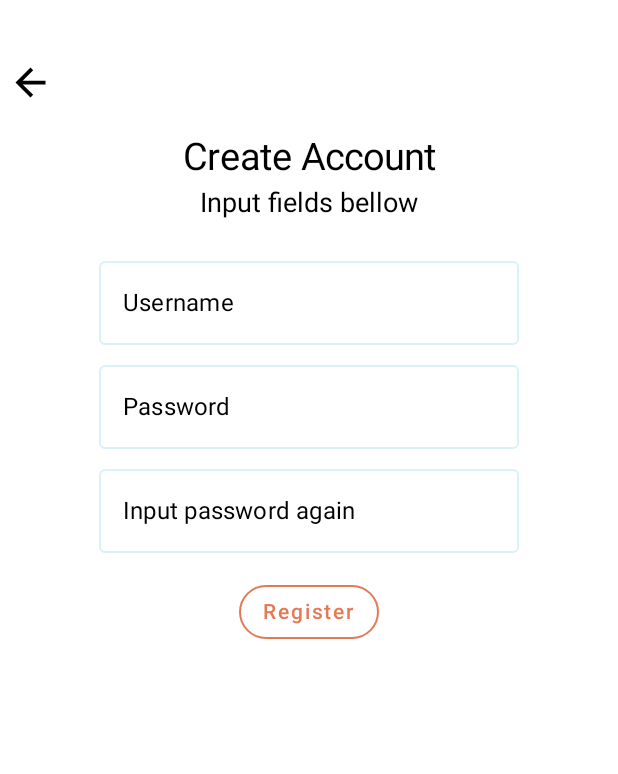
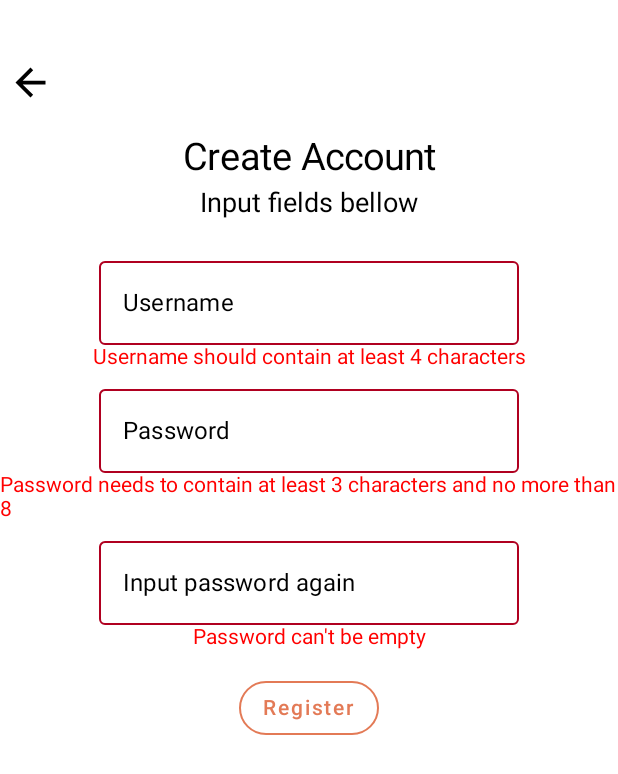
Before and after one commit to zvonacusbrle/FitnessClientTracker, an Android app built with Jetpack Compose: the RegisterUser screen opened through its navigation route, after a tap on "Register", on a phone screen of 412 x 824 dp. Shown: the top 774 px of the screen. Run offline under Robolectric (Android 15) with nearby library versions, the phone set to English and light mode, and no system bars; our stand-ins replace Dagger/Hilt's generated code.

Commit message:
Delete my custom text field to improve flow and show errors easier and also move features to register_feature package

```diff
--- a/app/src/main/java/android/tvz/hr/fitnessclienttracker/onboarding/SplashFragment.kt
+++ b/app/src/main/java/android/tvz/hr/fitnessclienttracker/onboarding/SplashFragment.kt
@@ -28,7 +28,6 @@ import androidx.compose.ui.platform.ComposeView
 import androidx.compose.ui.res.painterResource
 import androidx.fragment.app.Fragment
 import androidx.navigation.fragment.findNavController
-import kotlinx.coroutines.delay
 
 class SplashFragment : Fragment() {
 
--- a/app/src/main/java/android/tvz/hr/fitnessclienttracker/onboarding/screens/ThirdScreenFragment.kt
+++ b/app/src/main/java/android/tvz/hr/fitnessclienttracker/onboarding/screens/ThirdScreenFragment.kt
@@ -3,7 +3,6 @@ package android.tvz.hr.fitnessclienttracker.onboarding.screens
 import android.content.Context
 import android.os.Bundle
 import android.tvz.hr.fitnessclienttracker.R
-import android.tvz.hr.fitnessclienttracker.onboarding.ViewPagerFragment
 import android.tvz.hr.fitnessclienttracker.onboarding.screens.components.FINISHED
 import android.tvz.hr.fitnessclienttracker.onboarding.screens.components.FinishDialog
 import android.tvz.hr.fitnessclienttracker.onboarding.screens.components.ONBOARDING
--- a/app/src/main/java/android/tvz/hr/fitnessclienttracker/onboarding/screens/components/FinishDialog.kt
+++ b/app/src/main/java/android/tvz/hr/fitnessclienttracker/onboarding/screens/components/FinishDialog.kt
@@ -1,6 +1,5 @@
 package android.tvz.hr.fitnessclienttracker.onboarding.screens.components
 
-import android.content.Context
 import android.tvz.hr.fitnessclienttracker.R
 import android.tvz.hr.fitnessclienttracker.onboarding.screens.ThirdScreenFragment
 import androidx.compose.foundation.Image
--- /dev/null
+++ b/app/src/main/java/android/tvz/hr/fitnessclienttracker/register_feature/presentation/RegisterUser.kt
@@ -0,0 +1,198 @@
+package android.tvz.hr.fitnessclienttracker.register_feature.presentation
+
+import android.annotation.SuppressLint
+import android.os.Bundle
+import android.tvz.hr.fitnessclienttracker.R
+import android.view.LayoutInflater
+import android.view.View
+import android.view.ViewGroup
+import android.widget.Toast
+import androidx.compose.foundation.*
+import androidx.compose.foundation.layout.*
+import androidx.compose.foundation.shape.RoundedCornerShape
+import androidx.compose.foundation.text.KeyboardOptions
+import androidx.compose.material.*
+import androidx.compose.runtime.*
+import androidx.compose.ui.Alignment
+import androidx.compose.ui.Modifier
+import androidx.compose.ui.graphics.Color
+import androidx.compose.ui.platform.ComposeView
+import androidx.compose.ui.platform.LocalContext
+import androidx.compose.ui.res.colorResource
+import androidx.compose.ui.res.painterResource
+import androidx.compose.ui.res.stringResource
+import androidx.compose.ui.text.input.KeyboardType
+import androidx.compose.ui.text.input.PasswordVisualTransformation
+import androidx.compose.ui.text.input.VisualTransformation
+import androidx.compose.ui.tooling.preview.Preview
+import androidx.compose.ui.unit.dp
+import androidx.compose.ui.unit.sp
+import androidx.fragment.app.Fragment
+import androidx.fragment.app.viewModels
+import dagger.hilt.android.AndroidEntryPoint
+
+@AndroidEntryPoint
+class RegisterUser : Fragment() {
+    private val viewModel: RegistrationViewModel by viewModels()
+
+
+    @SuppressLint("InflateParams")
+    override fun onCreateView(
+        inflater: LayoutInflater, container: ViewGroup?, savedInstanceState: Bundle?
+    ): View {
+
+        return ComposeView(requireContext()).apply {
+            setContent {
+                RegisterScreen(viewModel)
+                RegisterScreenPreview()
+            }
+        }
+    }
+}
+
+@Composable
+fun RegisterScreen(viewModel: RegistrationViewModel) {
+    val state = viewModel.state
+    val myContext = LocalContext.current
+    LaunchedEffect(key1 = myContext) {
+        viewModel.validationEvent.collect { event ->
+            when (event) {
+                is ValidateEvent.Success -> {
+                    Toast.makeText(
+                        myContext,
+                        myContext.getText(R.string.registration_user_success),
+                        Toast.LENGTH_LONG
+                    ).show()
+                }
+            }
+
+        }
+    }
+    Column(
+        verticalArrangement = Arrangement.Top,
+        horizontalAlignment = Alignment.CenterHorizontally,
+        modifier = Modifier
+            .verticalScroll(rememberScrollState())
+            .fillMaxSize()
+    ) {
+        Spacer(modifier = Modifier.height(40.dp))
+        Image(
+            painter = painterResource(id = R.drawable.ic_baseline_arrow_back_24),
+            modifier = Modifier
+                .align(Alignment.Start)
+                .width(40.dp)
+                .height(30.dp),
+            contentDescription = stringResource(id = R.string.register_user_button_back)
+        )
+        Spacer(modifier = Modifier.height(20.dp))
+
+        Text(
+            text = stringResource(id = R.string.register_user_create_account),
+            fontSize = 25.sp
+        )
+        Spacer(modifier = Modifier.height(5.dp))
+
+        Text(
+            text = stringResource(id = R.string.register_user_input_fields_bellow),
+            fontSize = 18.sp
+        )
+        Spacer(modifier = Modifier.height(20.dp))
+
+        OutlinedTextField(
+            value = state.username,
+            onValueChange =
+            {
+                viewModel.onEvent(RegistrationFormEvent.UsernameChanged(it))
+            },
+            label = { Text(text = stringResource(id = R.string.register_user_username), color = Color.Black) },
+            visualTransformation = VisualTransformation.None,
+            keyboardOptions = KeyboardOptions.Default,
+            colors = TextFieldDefaults.outlinedTextFieldColors(
+                errorCursorColor = Color.Red,
+                focusedBorderColor = colorResource(id = R.color.light_green),
+                unfocusedBorderColor = colorResource(id = R.color.light_blue)
+            ),
+            isError = state.usernameError != null
+        )
+        if(state.usernameError != null){
+            Text(
+                text = state.usernameError,
+                color = Color.Red
+            )
+        }
+
+
+
+        Spacer(modifier = Modifier.height(5.dp))
+
+        OutlinedTextField(
+            value = state.password,
+            onValueChange =
+            {
+                viewModel.onEvent(RegistrationFormEvent.PasswordChanged(it))
+            },
+            label = { Text(text = stringResource(id = R.string.register_user_password), color = Color.Black) },
+            visualTransformation = PasswordVisualTransformation(),
+            keyboardOptions = KeyboardOptions(keyboardType = KeyboardType.Password),
+            colors = TextFieldDefaults.outlinedTextFieldColors(
+                errorCursorColor = Color.Red,
+                focusedBorderColor = colorResource(id = R.color.light_green),
+                unfocusedBorderColor = colorResource(id = R.color.light_blue)
+            ),
+            isError = state.passwordError != null
+        )
+
+        if(state.passwordError != null){
+            Text(
+                text = state.passwordError,
+                color = Color.Red
+            )
+        }
+        Spacer(modifier = Modifier.height(5.dp))
+
+        OutlinedTextField(
+            value = state.repeatedPassword,
+            onValueChange =
+            {
+                viewModel.onEvent(RegistrationFormEvent.RepeatedPasswordChanged(it))
+            },
+            label = { Text(text = stringResource(id = R.string.register_user_password_again), color = Color.Black) },
+            visualTransformation = PasswordVisualTransformation(),
+            keyboardOptions = KeyboardOptions(keyboardType = KeyboardType.Password),
+            colors = TextFieldDefaults.outlinedTextFieldColors(
+                errorCursorColor = Color.Red,
+                focusedBorderColor = colorResource(id = R.color.light_green),
+                unfocusedBorderColor = colorResource(id = R.color.light_blue)
+            ),
+            isError = state.repeatedPasswordError != null
+        )
+
+        if(state.repeatedPasswordError != null){
+            Text(
+                text = state.repeatedPasswordError,
+                color = Color.Red
+            )
+        }
+        Spacer(modifier = Modifier.height(15.dp))
+
+        OutlinedButton(
+            onClick = {
+                      viewModel.onEvent(RegistrationFormEvent.Submit)
+            },
+            border = BorderStroke(1.dp, color = colorResource(id = R.color.orange)),
+            shape = RoundedCornerShape(50),
+            colors = ButtonDefaults.outlinedButtonColors(
+                contentColor = colorResource(id = R.color.orange)
+            )
+        ) {
+            Text(text = stringResource(id = R.string.register_user_register_button))
+        }
+    }
+}
+
+
+@Composable
+@Preview
+fun RegisterScreenPreview() {
+    //
+}
--- a/app/src/main/java/android/tvz/hr/fitnessclienttracker/ui/register/presentation/RegistrationFormEvent.kt
+++ b/app/src/main/java/android/tvz/hr/fitnessclienttracker/register_feature/presentation/RegistrationFormEvent.kt
@@ -1,4 +1,4 @@
-package android.tvz.hr.fitnessclienttracker.ui.register.presentation
+package android.tvz.hr.fitnessclienttracker.register_feature.presentation
 
 sealed class RegistrationFormEvent {
     data class UsernameChanged(val username: String) : RegistrationFormEvent()
--- a/app/src/main/java/android/tvz/hr/fitnessclienttracker/ui/register/presentation/RegistrationFormState.kt
+++ b/app/src/main/java/android/tvz/hr/fitnessclienttracker/register_feature/presentation/RegistrationFormState.kt
@@ -1,4 +1,4 @@
-package android.tvz.hr.fitnessclienttracker.ui.register.presentation
+package android.tvz.hr.fitnessclienttracker.register_feature.presentation
 
 data class RegistrationFormState(
     val username: String = "",
--- /dev/null
+++ b/app/src/main/java/android/tvz/hr/fitnessclienttracker/register_feature/use_case/ValidatePassword.kt
@@ -0,0 +1,30 @@
+package android.tvz.hr.fitnessclienttracker.register_feature.use_case
+
+import android.app.Application
+import android.tvz.hr.fitnessclienttracker.R
+
+import javax.inject.Inject
+import javax.inject.Singleton
+
+@Singleton
+class ValidatePassword @Inject constructor() {
+
+    fun execute(password: String, applicationContext: Application): ValidationResults {
+        if (password.isBlank()) {
+            return ValidationResults(
+                successful = false,
+                errorMessage = applicationContext.getString(R.string.register_user_password_lenght)
+
+            )
+        }
+        if (password.length < 3 || password.length > 8)
+            return ValidationResults(
+                successful = true,
+                errorMessage = applicationContext.getString(R.string.register_user_password_lenght)
+
+            )
+        return ValidationResults(
+            successful = true
+        )
+    }
+}
--- /dev/null
+++ b/app/src/main/java/android/tvz/hr/fitnessclienttracker/register_feature/use_case/ValidateRepeatedPassword.kt
@@ -0,0 +1,34 @@
+package android.tvz.hr.fitnessclienttracker.register_feature.use_case
+
+import android.app.Application
+import android.tvz.hr.fitnessclienttracker.R
+import javax.inject.Inject
+import javax.inject.Singleton
+
+@Singleton
+class ValidateRepeatedPassword @Inject constructor() {
+
+    fun execute(
+        password: String,
+        repeatedPassword: String,
+        applicationContext: Application
+    ): ValidationResults {
+        if (repeatedPassword.isBlank()) {
+            return ValidationResults(
+                successful = false,
+                errorMessage = applicationContext.getString(R.string.register_user_blank_password)
+
+            )
+        }
+        if (password != repeatedPassword) {
+            return ValidationResults(
+                successful = false,
+                errorMessage = applicationContext.getString(R.string.register_user_different_passwords)
+
+            )
+        }
+        return ValidationResults(
+            successful = true
+        )
+    }
+}
--- a/app/src/main/java/android/tvz/hr/fitnessclienttracker/ui/register/use_case/ValidateUsername.kt
+++ b/app/src/main/java/android/tvz/hr/fitnessclienttracker/register_feature/use_case/ValidateUsername.kt
@@ -1,24 +1,27 @@
-package android.tvz.hr.fitnessclienttracker.ui.register.use_case
+package android.tvz.hr.fitnessclienttracker.register_feature.use_case
 
+import android.app.Application
 import android.tvz.hr.fitnessclienttracker.R
-import androidx.compose.ui.res.stringResource
 import javax.inject.Inject
 import javax.inject.Singleton
 
 @Singleton
 class ValidateUsername @Inject constructor() {
 
-    fun execute (username: String) : ValidationResults{
+
+    fun execute (username: String, applicationContext: Application) : ValidationResults {
         if(username.isBlank()){
             return ValidationResults(
                 successful = false,
-                errorMessage = R.string.register_user_empty_user_field.toString()
+                errorMessage = applicationContext.getString(R.string.register_user_username_field_to_short)
+
             )
         }
         if(username.length < 3){
             return ValidationResults(
                 successful = false,
-                errorMessage = R.string.register_user_username_field_to_short.toString()
+                errorMessage = applicationContext.getString(R.string.register_user_username_field_to_short)
+
             )
         }
         return ValidationResults(
--- a/app/src/main/java/android/tvz/hr/fitnessclienttracker/ui/register/use_case/ValidationResults.kt
+++ b/app/src/main/java/android/tvz/hr/fitnessclienttracker/register_feature/use_case/ValidationResults.kt
@@ -1,4 +1,4 @@
-package android.tvz.hr.fitnessclienttracker.ui.register.use_case
+package android.tvz.hr.fitnessclienttracker.register_feature.use_case
 
 data class ValidationResults(
     val successful: Boolean,
--- a/app/src/main/java/android/tvz/hr/fitnessclienttracker/ui/register/MyTextField.kt
+++ /dev/null
@@ -1,45 +0,0 @@
-package android.tvz.hr.fitnessclienttracker.ui.register
-
-import android.tvz.hr.fitnessclienttracker.R
-import androidx.compose.foundation.text.KeyboardOptions
-import androidx.compose.material.OutlinedTextField
-import androidx.compose.material.Text
-import androidx.compose.material.TextFieldDefaults
-import androidx.compose.runtime.Composable
-import androidx.compose.runtime.mutableStateOf
-import androidx.compose.runtime.remember
-import androidx.compose.ui.graphics.Color
-import androidx.compose.ui.graphics.Color.Companion.Green
-import androidx.compose.ui.graphics.Color.Companion.Red
-import androidx.compose.ui.res.colorResource
-import androidx.compose.ui.text.input.VisualTransformation
-import androidx.compose.ui.tooling.preview.Preview
-
-@Composable
-fun MyTextField(
-    label: String,
-    visualTransformation: VisualTransformation = VisualTransformation.None,
-    keyboardOptions: KeyboardOptions = KeyboardOptions.Default
-) {
-    val (text, setText) = remember {
-        mutableStateOf("")
-    }
-    OutlinedTextField(
-        value = text,
-        onValueChange = setText,
-        label = { Text(text = label, color = Color.Black) },
-        visualTransformation = visualTransformation,
-        keyboardOptions = keyboardOptions,
-        colors = TextFieldDefaults.outlinedTextFieldColors(
-            errorCursorColor = Red,
-            focusedBorderColor = colorResource(id = R.color.light_green),
-            unfocusedBorderColor = colorResource(id = R.color.light_blue)
-        )
-    )
-}
-
-@Composable
-@Preview
-fun TextField(){
-    MyTextField(label = "Username")
-}
--- a/app/src/main/java/android/tvz/hr/fitnessclienttracker/ui/register/RegisterUser.kt
+++ /dev/null
@@ -1,111 +0,0 @@
-package android.tvz.hr.fitnessclienttracker.ui.register
-
-import android.annotation.SuppressLint
-import android.os.Bundle
-import android.tvz.hr.fitnessclienttracker.R
-import android.view.LayoutInflater
-import android.view.View
-import android.view.ViewGroup
-import androidx.compose.foundation.*
-import androidx.compose.foundation.layout.*
-import androidx.compose.foundation.shape.RoundedCornerShape
-import androidx.compose.foundation.text.KeyboardOptions
-import androidx.compose.material.ButtonDefaults
-import androidx.compose.material.OutlinedButton
-import androidx.compose.material.Text
-import androidx.compose.runtime.*
-import androidx.compose.ui.Alignment
-import androidx.compose.ui.Modifier
-import androidx.compose.ui.platform.ComposeView
-import androidx.compose.ui.res.colorResource
-import androidx.compose.ui.res.painterResource
-import androidx.compose.ui.res.stringResource
-import androidx.compose.ui.text.input.KeyboardType
-import androidx.compose.ui.text.input.PasswordVisualTransformation
-import androidx.compose.ui.tooling.preview.Preview
-import androidx.compose.ui.unit.dp
-import androidx.compose.ui.unit.sp
-import androidx.fragment.app.Fragment
-
-class RegisterUser : Fragment() {
-    @SuppressLint("InflateParams")
-    override fun onCreateView(
-        inflater: LayoutInflater, container: ViewGroup?, savedInstanceState: Bundle?
-    ): View {
-
-        return ComposeView(requireContext()).apply {
-            setContent {
-                RegisterScreen()
-            }
-        }
-    }
-}
-
-@Composable
-fun RegisterScreen() {
-    Column(
-        verticalArrangement = Arrangement.Top,
-        horizontalAlignment = Alignment.CenterHorizontally,
-        modifier = Modifier
-            .verticalScroll(rememberScrollState())
-            .fillMaxSize()
-    ) {
-        Spacer(modifier = Modifier.height(40.dp))
-        Image(
-            painter = painterResource(id = R.drawable.ic_baseline_arrow_back_24),
-            modifier = Modifier
-                .align(Alignment.Start)
-                .width(40.dp)
-                .height(30.dp),
-            contentDescription = stringResource(id = R.string.register_user_button_back)
-        )
-        Spacer(modifier = Modifier.height(20.dp))
-
-        Text(
-            text = stringResource(id = R.string.register_user_create_account),
-            fontSize = 25.sp
-        )
-        Spacer(modifier = Modifier.height(5.dp))
-
-        Text(
-            text = stringResource(id = R.string.register_user_input_fields_bellow),
-            fontSize = 18.sp
-        )
-        Spacer(modifier = Modifier.height(20.dp))
-
-        MyTextField(label = stringResource(id = R.string.register_user_username))
-        Spacer(modifier = Modifier.height(5.dp))
-
-        MyTextField(
-            label = stringResource(id = R.string.register_user_password),
-            visualTransformation = PasswordVisualTransformation(),
-            keyboardOptions = KeyboardOptions(keyboardType = KeyboardType.Password)
-        )
-        Spacer(modifier = Modifier.height(5.dp))
-
-        MyTextField(
-            label = stringResource(id = R.string.register_user_password_again),
-            visualTransformation = PasswordVisualTransformation(),
-            keyboardOptions = KeyboardOptions(keyboardType = KeyboardType.Password)
-        )
-        Spacer(modifier = Modifier.height(15.dp))
-
-        OutlinedButton(
-            onClick = { },
-            border = BorderStroke(1.dp, color = colorResource(id = R.color.orange)),
-            shape = RoundedCornerShape(50),
-            colors = ButtonDefaults.outlinedButtonColors(
-                contentColor = colorResource(id = R.color.orange)
-            )
-        ) {
-            Text(text = stringResource(id = R.string.register_user_register_button))
-        }
-    }
-}
-
-
-@Composable
-@Preview
-fun RegisterScreenPreview() {
-    RegisterScreen()
-}
--- a/app/src/main/res/navigation/nav_graph.xml
+++ b/app/src/main/res/navigation/nav_graph.xml
@@ -42,6 +42,6 @@
     </fragment>
     <fragment
         android:id="@+id/registerUser"
-        android:name="android.tvz.hr.fitnessclienttracker.ui.register.RegisterUser"
+        android:name="android.tvz.hr.fitnessclienttracker.register_feature.presentation.RegisterUser"
         android:label="RegisterUser" />
 </navigation>
--- a/app/src/main/res/values/strings.xml
+++ b/app/src/main/res/values/strings.xml
@@ -23,6 +23,9 @@
     <string name="register_user_blank_password">Password can\'t be empty</string>
     <string name="register_user_password_lenght">Password needs to contain at least 3 characters and no more than 8</string>
     <string name="register_user_different_passwords">Password are not the same</string>
+    <string name="registration_user_success">Registration successful</string>
+    <string name="aaa">aaaaa</string>
+    <string name="aaaaaaa">aaaaaa</string>
 
 
 </resources>
```
Also changed, not shown: app/src/main/java/android/tvz/hr/fitnessclienttracker/register_feature/presentation/RegistrationViewModel.kt (renamed from app/src/main/java/android/tvz/hr/fitnessclienttracker/ui/register/RegistrationViewModel.kt, +21 -24 lines), app/src/main/java/android/tvz/hr/fitnessclienttracker/ui/register/use_case/ValidatePassword.kt (deleted, +0 -26 lines), app/src/main/java/android/tvz/hr/fitnessclienttracker/ui/register/use_case/ValidateRepeatedPassword.kt (deleted, +0 -27 lines), gradle.properties (line endings or trailing spaces).
